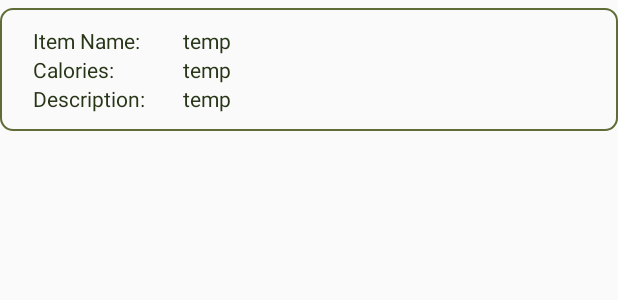
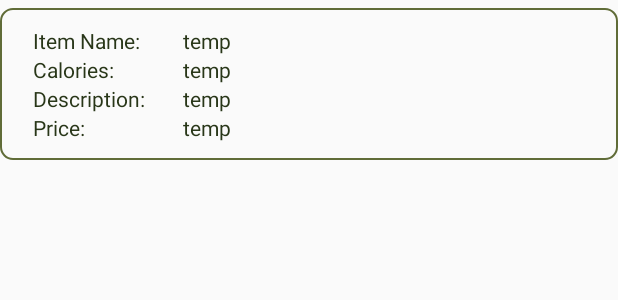
Before and after one commit to Raymond123/Mealer-App, an Android app: the layout menu_item_view.xml on its own in the app's theme, with its tools: preview values and no code run, on a phone screen of 412 x 824 dp. Shown: the top 300 px of the screen. Run offline under Robolectric (Android 15) with nearby library versions, the phone set to English and light mode, and no system bars.

Commit message:
- Price input added - Updating price in the menu list - Validating that Price is not empty - Fixed restrictions on Name, Description and Ingredients

```diff
--- a/app/src/main/java/com/mealer/ui/ui/menu/MenuAdapter.java
+++ b/app/src/main/java/com/mealer/ui/ui/menu/MenuAdapter.java
@@ -3,6 +3,7 @@ package com.mealer.ui.ui.menu;
 import android.content.Context;
 import android.view.LayoutInflater;
 import android.view.ViewGroup;
+import android.widget.Toast;
 
 import androidx.annotation.NonNull;
 import androidx.recyclerview.widget.RecyclerView;
@@ -35,6 +36,7 @@ public class MenuAdapter extends RecyclerView.Adapter<MenuViewHolder> {
         holder.name.setText(menuItemList.get(position).getItemName());
         holder.calories.setText(menuItemList.get(position).getCalories());
         holder.description.setText(menuItemList.get(position).getItemDescription());
+        holder.price.setText(String.valueOf(menuItemList.get(position).getPrice()));
 
     }
 
--- a/app/src/main/java/com/mealer/ui/ui/menu/MenuViewHolder.java
+++ b/app/src/main/java/com/mealer/ui/ui/menu/MenuViewHolder.java
@@ -21,6 +21,6 @@ public class MenuViewHolder extends RecyclerView.ViewHolder {
         name = itemView.findViewById(R.id.itemName);
         calories = itemView.findViewById(R.id.itemCalories);
         description = itemView.findViewById(R.id.itemDescription);
-        price = itemView.findViewById(R.id.itemPriceText);
+        price = itemView.findViewById(R.id.itemPriceDescription);
     }
 }
--- a/app/src/main/res/layout/fragment_menu_item_details.xml
+++ b/app/src/main/res/layout/fragment_menu_item_details.xml
@@ -76,6 +76,7 @@
                                 <EditText
                                     android:id="@+id/itemNameText"
                                     android:layout_width="350dp"
+                                    android:digits="abcdefghijklmnopqrstuvwxyzABCDEFGHIJKLMNOPQRSTUVWXYZ "
                                     android:layout_height="wrap_content"
                                     android:layout_gravity="center"
                                     android:autofillHints=""
@@ -105,6 +106,7 @@
                                     android:id="@+id/itemDescriptionText"
                                     android:layout_width="350dp"
                                     android:layout_height="wrap_content"
+                                    android:digits="abcdefghijklmnopqrstuvwxyzABCDEFGHIJKLMNOPQRSTUVWXYZ -,;:()/.[]!"
                                     android:layout_gravity="center"
                                     android:autofillHints=""
                                     android:backgroundTint="@color/darkGreen"
@@ -165,6 +167,7 @@
                                     android:layout_gravity="center"
                                     android:autofillHints=""
                                     android:backgroundTint="@color/darkGreen"
+                                    android:digits="abcdefghijklmnopqrstuvwxyzABCDEFGHIJKLMNOPQRSTUVWXYZ; "
                                     android:ems="10"
                                     android:gravity="start|top"
                                     android:hint="@string/separate_ingredients"
@@ -194,6 +197,7 @@
                                     android:layout_gravity="center"
                                     android:autofillHints=""
                                     android:backgroundTint="@color/darkGreen"
+                                    android:digits="0123456789."
                                     android:ems="10"
                                     android:gravity="start|top"
                                     android:hint="@string/price_text"
--- a/app/src/main/res/layout/menu_item_view.xml
+++ b/app/src/main/res/layout/menu_item_view.xml
@@ -73,5 +73,26 @@
                 android:text="@string/temp" />
         </LinearLayout>
 
+        <LinearLayout
+            android:layout_width="match_parent"
+            android:layout_height="match_parent"
+            android:orientation="horizontal">
+
+            <TextView
+                android:id="@+id/itemPriceTitle"
+                android:layout_width="100dp"
+                android:layout_height="wrap_content"
+                android:text="@string/price_item"
+                android:textColor="@color/darkGreen" />
+
+            <TextView
+                android:id="@+id/itemPriceDescription"
+                android:layout_width="wrap_content"
+                android:layout_height="wrap_content"
+                android:text="@string/temp"
+                android:textColor="@color/darkGreen" />
+
+        </LinearLayout>
+
     </LinearLayout>
 </androidx.constraintlayout.widget.ConstraintLayout>
--- a/app/src/main/res/values/strings.xml
+++ b/app/src/main/res/values/strings.xml
@@ -108,6 +108,7 @@
     <string name="channel_description">mealernotif notification channel</string>
     <string name="price">Price</string>
     <string name="price_text">Enter your price</string>
+    <string name="price_item">Price:</string>
     <string-array name="monthDayChoice">
         <item>Days</item>
         <item>Months</item>
```
Also changed, not shown: app/src/main/java/com/mealer/app/menu/MenuItem.java (+4 -4 lines), app/src/main/java/com/mealer/ui/ui/menu/MenuEditItemFragment.java (+17 -3 lines), app/src/main/java/com/mealer/ui/ui/menu/ValidateMenu.java (+3 -16 lines).
